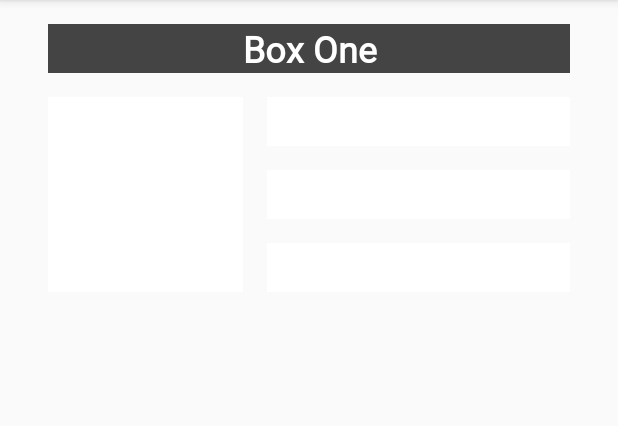
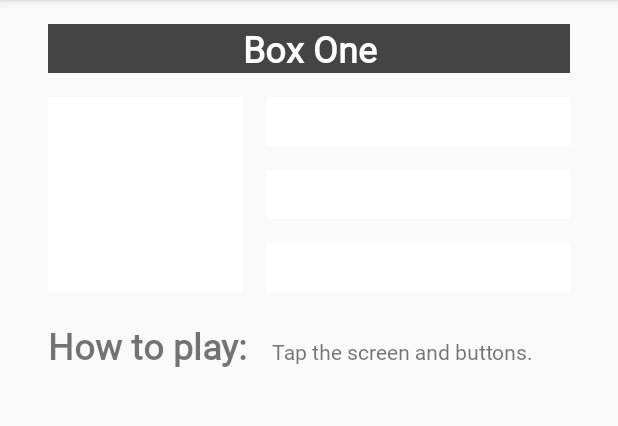
Before and after one commit to Inuasuraz/colormyviews_mobile_ajkob, an Android app: the screen it shows after launch (MainActivity), after a tap on "Box One", on a phone screen of 412 x 824 dp, the part 84-510 px from its top. Run offline under Robolectric (Android 15) with nearby library versions, the phone set to English and light mode, and no system bars.

Commit message:
TASK 6 : Add a baseline

```diff
--- a/app/src/main/res/layout/activity_main.xml
+++ b/app/src/main/res/layout/activity_main.xml
@@ -55,5 +55,25 @@
             app:layout_constraintTop_toBottomOf="@+id/box_four_text"
             app:layout_constraintStart_toEndOf="@+id/box_two_text" android:layout_marginStart="16dp"
             app:layout_constraintEnd_toEndOf="parent" android:layout_marginEnd="16dp"/>
+    <TextView
+            android:id="@+id/label_text"
+            android:layout_width="wrap_content"
+            android:layout_height="wrap_content"
+            android:layout_marginStart="@dimen/margin_wide"
+            android:fontFamily="@font/roboto"
+            android:text="@string/how_to_play"
+            android:textSize="24sp"
+            android:textStyle="bold"
+            app:layout_constraintStart_toStartOf="parent"
+            app:layout_constraintBaseline_toBaselineOf="@+id/info_text"/>
+    <TextView
+            android:text="@string/tap_the_boxes_and_buttons"
+            android:layout_width="0dp"
+            android:layout_height="wrap_content"
+            android:id="@+id/info_text" android:fontFamily="@font/roboto" app:layout_constraintEnd_toEndOf="parent"
+            android:layout_marginEnd="16dp" app:layout_constraintStart_toEndOf="@+id/label_text"
+            android:layout_marginStart="16dp" android:layout_marginBottom="340dp"
+            app:layout_constraintBottom_toBottomOf="parent" app:layout_constraintTop_toBottomOf="@+id/box_two_text"
+            app:layout_constraintHorizontal_bias="0.0" app:layout_constraintVertical_bias="0.14"/>
 
 </androidx.constraintlayout.widget.ConstraintLayout>
--- a/app/src/main/res/values/strings.xml
+++ b/app/src/main/res/values/strings.xml
@@ -5,4 +5,6 @@
     <string name="box_three">Box Three</string>
     <string name="box_four">Box Four</string>
     <string name="box_five">Box Five</string>
+    <string name="how_to_play">How to play:</string>
+    <string name="tap_the_boxes_and_buttons">Tap the screen and buttons.</string>
 </resources>
```
